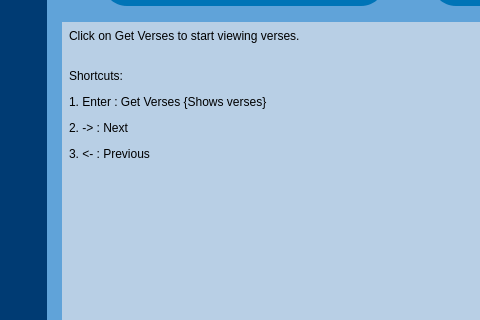
Above: UI/Bible Design.ui from Christo77793/The-Living-Word before the change; both pictures show x 0 to 480 and y 298 to 618 of the 1098 by 869 pixel window. Below: the same form after it.
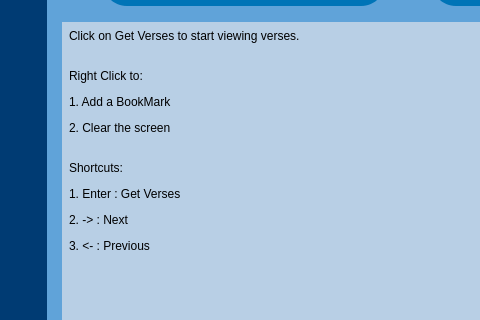
That is the form after the change. Icons and pictures are not drawn.

```diff
--- a/UI/Bible Design.ui
+++ b/UI/Bible Design.ui
@@ -1554,7 +1554,7 @@
                  <string notr="true"/>
                 </property>
                 <property name="text">
-                 <string>&lt;html&gt;&lt;head/&gt;&lt;body&gt;&lt;p&gt;Click on Get Verses to start viewing verses.&lt;br/&gt;&lt;/p&gt;&lt;p&gt;Shortcuts:&lt;/p&gt;&lt;p&gt;1. Enter : Get Verses {Shows verses}&lt;/p&gt;&lt;p&gt;2. -&amp;gt; : Next&lt;/p&gt;&lt;p&gt;3. &amp;lt;- : Previous&lt;/p&gt;&lt;/body&gt;&lt;/html&gt;</string>
+                 <string>&lt;html&gt;&lt;head/&gt;&lt;body&gt;&lt;p&gt;Click on Get Verses to start viewing verses.&lt;br/&gt;&lt;/p&gt;&lt;p&gt;Right Click to:&lt;/p&gt;&lt;p&gt;1. Add a BookMark&lt;/p&gt;&lt;p&gt;2. Clear the screen&lt;br/&gt;&lt;/p&gt;&lt;p&gt;Shortcuts:&lt;/p&gt;&lt;p&gt;1. Enter : Get Verses&lt;/p&gt;&lt;p&gt;2. -&amp;gt; : Next&lt;/p&gt;&lt;p&gt;3. &amp;lt;- : Previous&lt;/p&gt;&lt;/body&gt;&lt;/html&gt;</string>
                 </property>
                 <property name="alignment">
                  <set>Qt::AlignLeading|Qt::AlignLeft|Qt::AlignTop</set>
```
